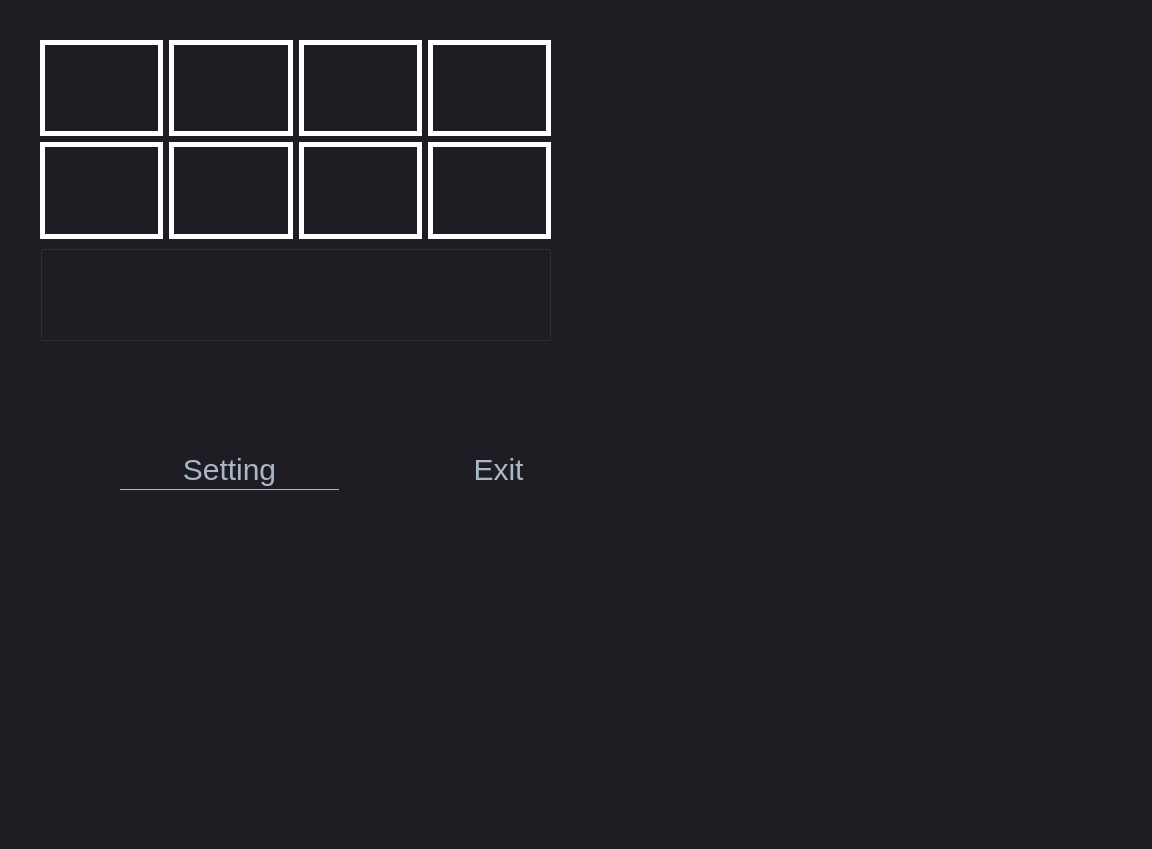
Dev-Monster11/CMS_RTP_Rpi, file main.ui: the form before one commit.
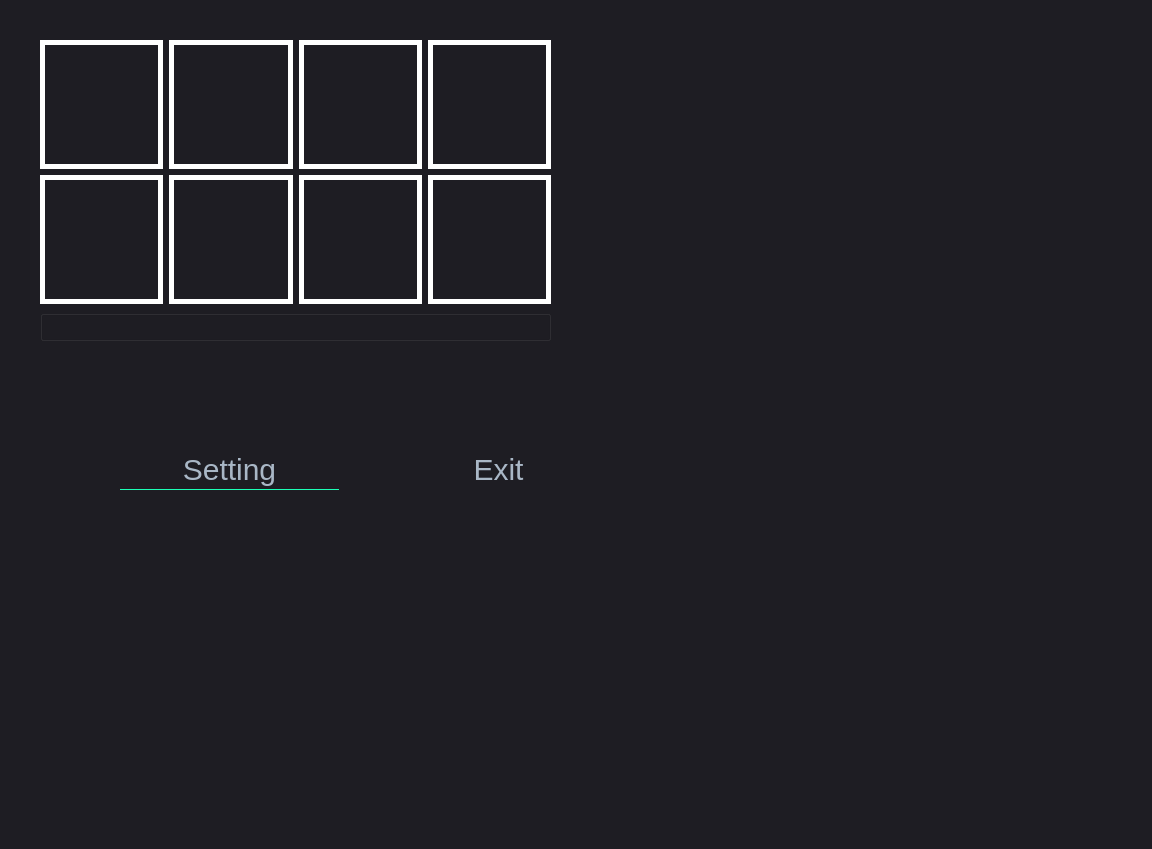
The form after the commit.

Diff of the .ui file:
```diff
--- a/main.ui
+++ b/main.ui
@@ -136,6 +136,8 @@
 }
 QLabel {
 	color: #a9b7c6;
+}
+QFrame {
 	border: 5px solid white;
 }
 QLCDNumber {
@@ -410,7 +412,7 @@
      <height>341</height>
     </rect>
    </property>
-   <layout class="QGridLayout" name="gridLayout">
+   <layout class="QGridLayout" name="gridLayout" rowstretch="10,10,1">
     <property name="leftMargin">
      <number>20</number>
     </property>
@@ -424,58 +426,82 @@
      <number>20</number>
     </property>
     <item row="0" column="0">
-     <widget class="QLabel" name="cam1">
-      <property name="text">
-       <string/>
+     <widget class="QFrame" name="cam1">
+      <property name="frameShape">
+       <enum>QFrame::StyledPanel</enum>
+      </property>
+      <property name="frameShadow">
+       <enum>QFrame::Raised</enum>
       </property>
      </widget>
     </item>
     <item row="0" column="1">
-     <widget class="QLabel" name="cam2">
-      <property name="text">
-       <string/>
+     <widget class="QFrame" name="cam2">
+      <property name="frameShape">
+       <enum>QFrame::StyledPanel</enum>
       </property>
-     </widget>
-    </item>
-    <item row="1" column="2">
-     <widget class="QLabel" name="cam7">
-      <property name="text">
-       <string/>
+      <property name="frameShadow">
+       <enum>QFrame::Raised</enum>
       </property>
      </widget>
     </item>
-    <item row="1" column="3">
-     <widget class="QLabel" name="cam8">
-      <property name="text">
-       <string/>
+    <item row="0" column="3">
+     <widget class="QFrame" name="cam4">
+      <property name="frameShape">
+       <enum>QFrame::StyledPanel</enum>
+      </property>
+      <property name="frameShadow">
+       <enum>QFrame::Raised</enum>
       </property>
      </widget>
     </item>
     <item row="0" column="2">
-     <widget class="QLabel" name="cam3">
-      <property name="text">
-       <string/>
+     <widget class="QFrame" name="cam3">
+      <property name="frameShape">
+       <enum>QFrame::StyledPanel</enum>
       </property>
-     </widget>
-    </item>
-    <item row="1" column="1">
-     <widget class="QLabel" name="cam6">
-      <property name="text">
-       <string/>
+      <property name="frameShadow">
+       <enum>QFrame::Raised</enum>
       </property>
      </widget>
     </item>
     <item row="1" column="0">
-     <widget class="QLabel" name="cam5">
-      <property name="text">
-       <string/>
+     <widget class="QFrame" name="cam5">
+      <property name="frameShape">
+       <enum>QFrame::StyledPanel</enum>
       </property>
+      <property name="frameShadow">
+       <enum>QFrame::Raised</enum>
+      </property>
      </widget>
     </item>
-    <item row="0" column="3">
-     <widget class="QLabel" name="cam4">
-      <property name="text">
-       <string/>
+    <item row="1" column="1">
+     <widget class="QFrame" name="cam6">
+      <property name="frameShape">
+       <enum>QFrame::StyledPanel</enum>
+      </property>
+      <property name="frameShadow">
+       <enum>QFrame::Raised</enum>
+      </property>
+     </widget>
+    </item>
+    <item row="1" column="2">
+     <widget class="QFrame" name="cam7">
+      <property name="frameShape">
+       <enum>QFrame::StyledPanel</enum>
+      </property>
+      <property name="frameShadow">
+       <enum>QFrame::Raised</enum>
+      </property>
+     </widget>
+    </item>
+    <item row="1" column="3">
+     <widget class="QFrame" name="cam8">
+      <property name="frameShape">
+       <enum>QFrame::StyledPanel</enum>
+      </property>
+      <property name="frameShadow">
+       <enum>QFrame::Raised</enum>
       </property>
      </widget>
     </item>
```
